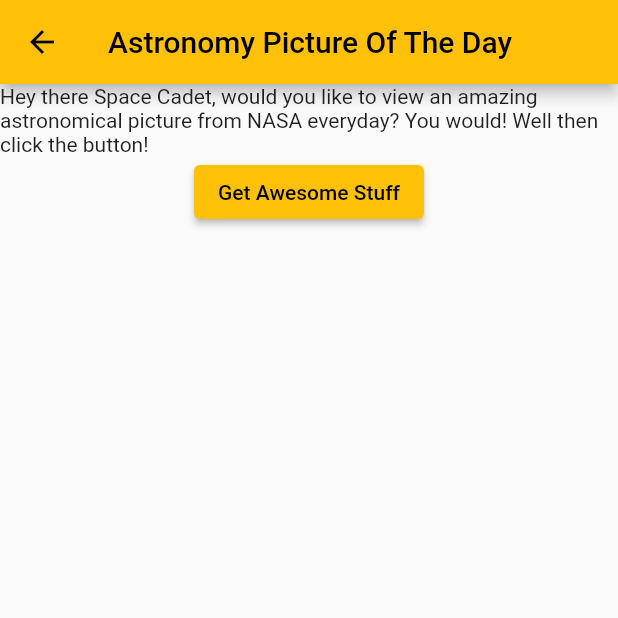
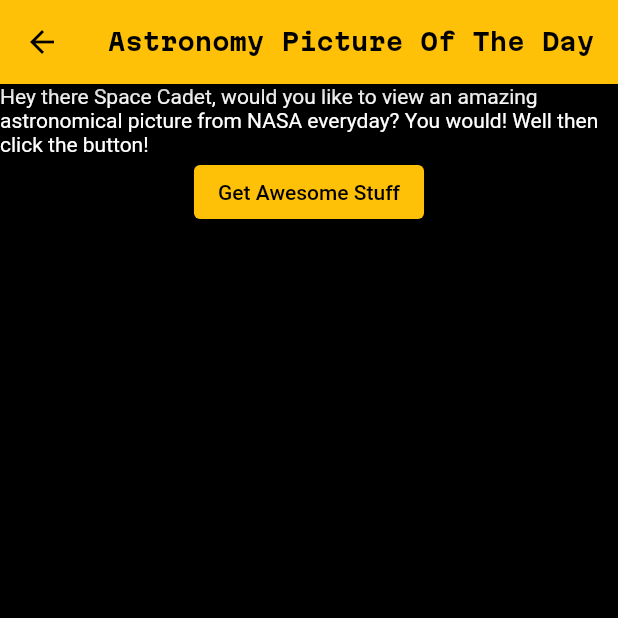
Before and after one commit to BaiDom/stAR., a Flutter app: the APOD screen opened directly, on a phone screen of 412 x 824 dp, the top half of it. Run offline on Flutter 3.47's test engine with Material 2 defaults, Android fonts, the phone set to English and light mode, and no system bars; our stand-ins replace geocoding, geolocator.

Commit message:
new font, background colour

```diff
--- a/lib/apireq.dart
+++ b/lib/apireq.dart
@@ -19,9 +19,35 @@ class _APODState extends State<APOD> {
       body = SingleChildScrollView(
         child: Center(
             child: Column(children: [
-          Text(starData!['copyright']),
-          Image.network(starData!['hdurl']),
-          Text(starData!['explanation'])
+          Container(
+              margin: EdgeInsets.all(5),
+              child: Image.network(starData!['hdurl'])),
+          Container(
+            margin: const EdgeInsets.fromLTRB(0, 8, 0, 0),
+            child: Text(
+              "Image Owned By:",
+              style: TextStyle(fontSize: 12),
+            ),
+          ),
+          Text(starData!['copyright'],
+              style: TextStyle(fontSize: 12, color: Colors.amber)),
+          Row(children: const [Text(""), Spacer(), Text("")]),
+          Padding(
+            padding: const EdgeInsets.all(8.0),
+            child: Text(
+              starData!['title'],
+              style: TextStyle(fontSize: 25, fontFamily: "MartianMono"),
+              textAlign: TextAlign.center,
+            ),
+          ),
+          Container(
+              decoration:
+                  BoxDecoration(border: Border.all(color: Colors.black)),
+              padding: const EdgeInsets.all(10),
+              margin: EdgeInsets.all(5),
+              width: 375,
+              child: Text(starData!['explanation'],
+                  style: TextStyle(fontSize: 15)))
         ])),
       );
     } else {
@@ -39,7 +65,15 @@ class _APODState extends State<APOD> {
     }
     return Scaffold(
       appBar: AppBar(
-        title: const Text('Astronomy Picture Of The Day'),
+        title: FittedBox(
+          fit: BoxFit.cover,
+          child: const Text('Astronomy Picture Of The Day',
+              style: TextStyle(
+                color: Colors.black,
+                fontFamily: "MartianMono",
+                fontWeight: FontWeight.bold,
+              )),
+        ),
       ),
       body: body,
     );
--- a/lib/star_map.dart
+++ b/lib/star_map.dart
@@ -26,9 +26,8 @@ class _StarPageState extends State<StarPage> {
       ),
       body: SingleChildScrollView(
         child: Column(
-
           children: [
-            Image.asset('images/stars.png'),
+            Image.asset('assets/images/starmap.png'),
             const SizedBox(
               height: 5,
             ),
```
Also changed, not shown: lib/main.dart (+14 -2 lines), pubspec.yaml (+12 -12 lines), assets/fonts/MartianMono-VariableFont_wdth,wght.ttf (added), assets/images/starmap.png (renamed from images/stars.png).
